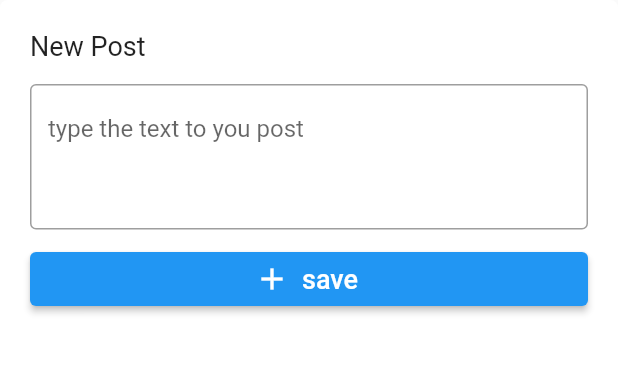
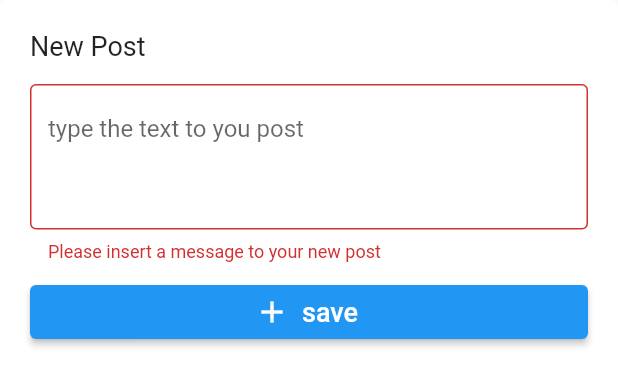
Before and after one commit to filipemorelli/flutter_getx_template, a Flutter app: the NewPostPage widget shown alone on an empty page, opened directly, after a tap on "save", on a phone screen of 412 x 824 dp. Shown: the top 385 px of the screen. Run offline on Flutter 3.47's test engine with Material 2 defaults, Android fonts, the phone set to English and light mode, and no system bars; our stand-ins replace dio, get; network calls fail.

Commit message:
create screen to save posts

```diff
--- a/lib/app/modules/post/controllers/post_controller.dart
+++ b/lib/app/modules/post/controllers/post_controller.dart
@@ -1,19 +1,25 @@
 import 'package:flutter/material.dart';
 import 'package:flutter_getx_template/app/data/models/post.dart';
+import 'package:flutter_getx_template/app/modules/post/views/new_post.dart';
 import 'package:flutter_getx_template/app/repositories/post_repository.dart';
+import 'package:flutter_getx_template/app/ui/functions/show_adaptive_dialog.dart';
 import 'package:get/get.dart';
 
 class PostController extends GetxController {
   final IPostRepository _repository;
+  final posts = <Post>[].obs;
+  final GlobalKey<ScaffoldMessengerState> scaffoldKey =
+      GlobalKey<ScaffoldMessengerState>();
+  final GlobalKey<FormState> formKey = GlobalKey<FormState>();
+  final TextEditingController textController = TextEditingController(text: '');
+  final isSaving = false.obs;
 
   PostController(this._repository);
 
-  final posts = <Post>[].obs;
-  final GlobalKey<ScaffoldMessengerState> scaffoldKey =
-      GlobalKey<ScaffoldMessengerState>();
   @override
   void onInit() {
     super.onInit();
+    isSaving.value = false;
     loadPosts();
   }
 
@@ -33,4 +39,41 @@ class PostController extends GetxController {
           ?.showSnackBar(SnackBar(content: Text(e.toString())));
     }
   }
+
+  String? validateTextPost(String? value) {
+    if (value == null || value.isEmpty) {
+      return 'Please insert a message to your new post';
+    }
+    return null;
+  }
+
+  void openNewPostBottomSheet() {
+    Get.bottomSheet(
+      NewPostPage(),
+      backgroundColor: Colors.black54,
+    );
+  }
+
+  Future<void> saveNewPost() async {
+    try {
+      isSaving.value = true;
+      if (formKey.currentState!.validate()) {
+        await _repository.add(
+          text: textController.text,
+          createdAt: DateTime.now().millisecondsSinceEpoch,
+        );
+        textController.clear();
+        await loadPosts();
+        Get.back();
+        await showAdaptiveDialog(
+          title: 'Success',
+          content: 'Your post was inserted with success!',
+        );
+      }
+    } catch (e) {
+      Get.defaultDialog(title: 'Error', content: Text(e.toString()));
+    } finally {
+      isSaving.value = false;
+    }
+  }
 }
--- a/lib/app/modules/post/views/new_post.dart
+++ b/lib/app/modules/post/views/new_post.dart
@@ -1,5 +1,9 @@
 import 'package:flutter/material.dart';
 import 'package:flutter_getx_template/app/modules/post/controllers/post_controller.dart';
+import 'package:flutter_getx_template/app/modules/post/widgets/header_input_text.dart';
+import 'package:flutter_getx_template/app/modules/post/widgets/input_text.dart';
+import 'package:flutter_getx_template/app/ui/widgets/buttons/button_with_icon_full_size.dart';
+import 'package:flutter_getx_template/app/ui/widgets/center_loading.dart';
 import 'package:get/get.dart';
 
 class NewPostPage extends GetView<PostController> {
@@ -7,7 +11,6 @@ class NewPostPage extends GetView<PostController> {
   Widget build(BuildContext context) {
     return Container(
       width: MediaQuery.of(context).size.width,
-      margin: MediaQuery.of(context).viewInsets,
       height: 300,
       padding: EdgeInsets.all(20),
       decoration: BoxDecoration(
@@ -17,43 +20,31 @@ class NewPostPage extends GetView<PostController> {
           topRight: Radius.circular(5),
         ),
       ),
+      child: SingleChildScrollView(
         child: Form(
+          key: controller.formKey,
           child: Column(
             mainAxisAlignment: MainAxisAlignment.start,
             crossAxisAlignment: CrossAxisAlignment.start,
-          children: [
-            Container(
-              margin: EdgeInsets.fromLTRB(0, 0, 0, 15),
-              child: Text(
-                'New Post',
-                style: TextStyle(fontSize: 18),
+            children: <Widget>[
+              HeaderInputText(text: 'New Post'),
+              InputText(
+                textEditingController: controller.textController,
+                validator: controller.validateTextPost,
               ),
-            ),
-            Container(
-              margin: EdgeInsets.fromLTRB(0, 0, 0, 15),
-              child: TextFormField(
-                decoration: InputDecoration(
-                  hintText: 'type the text to you post',
-                  border: OutlineInputBorder(),
-                ),
-                maxLines: 3,
-              ),
-            ),
-            Container(
-              width: MediaQuery.of(context).size.width,
-              height: 36,
-              child: ElevatedButton.icon(
-                onPressed: () {},
+              Obx(
+                () => controller.isSaving.value
+                    ? CenterLoading()
+                    : ButtonWithIconFullSize(
+                        onPressed: controller.saveNewPost,
+                        text: 'save',
                         icon: Icon(Icons.add),
-                label: Text(
-                  'save',
-                  style: TextStyle(fontSize: 18),
-                ),
                       ),
               ),
             ],
           ),
         ),
+      ),
     );
   }
 }
--- a/lib/app/modules/post/views/post_view.dart
+++ b/lib/app/modules/post/views/post_view.dart
@@ -1,6 +1,5 @@
 import 'package:flutter/material.dart';
 import 'package:flutter_getx_template/app/data/models/post.dart';
-import 'package:flutter_getx_template/app/modules/post/views/new_post.dart';
 import 'package:flutter_getx_template/app/modules/post/widgets/post_card_item.dart';
 
 import 'package:get/get.dart';
@@ -18,14 +17,7 @@ class PostView extends GetView<PostController> {
         centerTitle: true,
         actions: [
           IconButton(
-            onPressed: () async {
-              await showModalBottomSheet(
-                isScrollControlled: true,
-                backgroundColor: Colors.black54,
-                context: context,
-                builder: (ctx) => NewPostPage(),
-              );
-            },
+            onPressed: controller.openNewPostBottomSheet,
             icon: Icon(Icons.add),
             tooltip: 'Insert new post',
           ),
```
Lines whose indentation alone changed are shown as unchanged.
